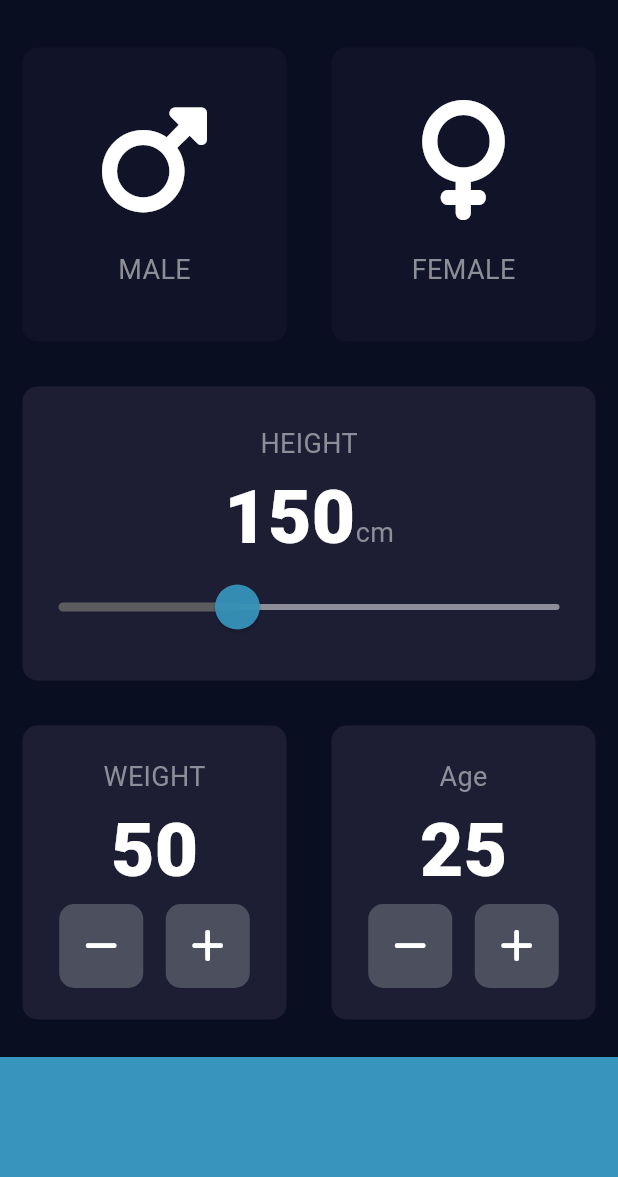
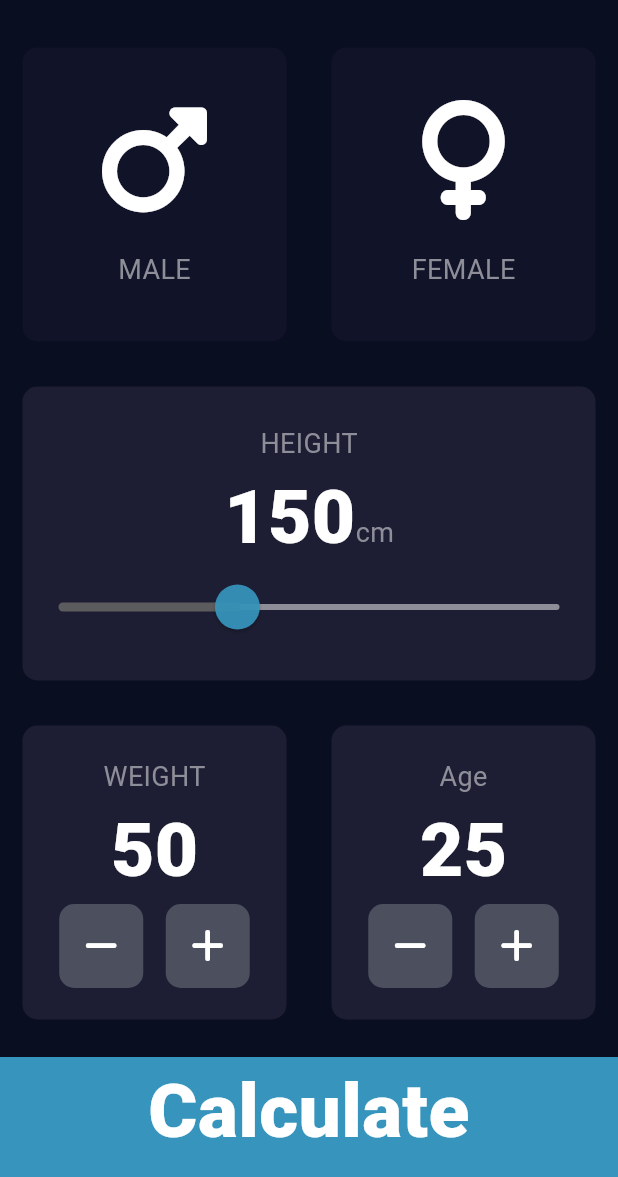
Before and after one commit to tyagi-achint/Flutter_BMI_Calculator, a Flutter app: the screen it shows after launch, on a phone screen of 412 x 824 dp, the part 59-1236 px from its top. Run offline on Flutter 3.47's test engine with Material 3 defaults, Android fonts, the phone set to English and light mode, and no system bars; our stand-ins replace font_awesome_flutter.

```diff
--- a/lib/input_page.dart
+++ b/lib/input_page.dart
@@ -25,7 +25,7 @@ class _InputPageState extends State<InputPage> {
         centerTitle: true,
         backgroundColor: const Color(0xFF0A0E21),
         titleTextStyle: kTitleTextStyle,
-        title: const Text('BMI CALCULATOR'),
+        title: Text('BMI CALCULATOR'),
       ),
       body: Column(
         crossAxisAlignment: CrossAxisAlignment.stretch,
@@ -189,11 +189,21 @@ class _InputPageState extends State<InputPage> {
               ],
             ),
           ),
-          Container(
-            color: kBottomContainerColor,
-            margin: EdgeInsets.only(top: 10.0),
-            width: double.infinity,
-            height: kBottomContainerHeight,
+          GestureDetector(
+            onTap: () {
+              Navigator.pushNamed(context, '/resultsPage');
+            },
+            child: Container(
+              color: kBottomContainerColor,
+              margin: EdgeInsets.only(top: 10.0),
+              width: double.infinity,
+              height: kBottomContainerHeight,
+              child: Text(
+                textAlign: TextAlign.center,
+                "Calculate",
+                style: kNumberTextStyle,
+              ),
+            ),
           ),
         ],
       ),
--- a/lib/main.dart
+++ b/lib/main.dart
@@ -1,6 +1,7 @@
 import 'package:flutter/material.dart';
 import 'package:flutter/widgets.dart';
 import 'input_page.dart';
+import 'results_page.dart';
 
 void main() => runApp(BMICalculator());
 
@@ -12,7 +13,11 @@ class BMICalculator extends StatelessWidget {
           useMaterial3: true,
           primaryColor: Color(0xFF0A0E21),
           scaffoldBackgroundColor: Color(0xFF0A0E21)),
-      home: InputPage(),
+      initialRoute: '/',
+      routes: {
+        '/': (context) => InputPage(),
+        '/resultsPage': (context) => ResultsPage(),
+      },
     );
   }
 }
```
Also changed, not shown: lib/results_page.dart (added, +37 -0 lines).
